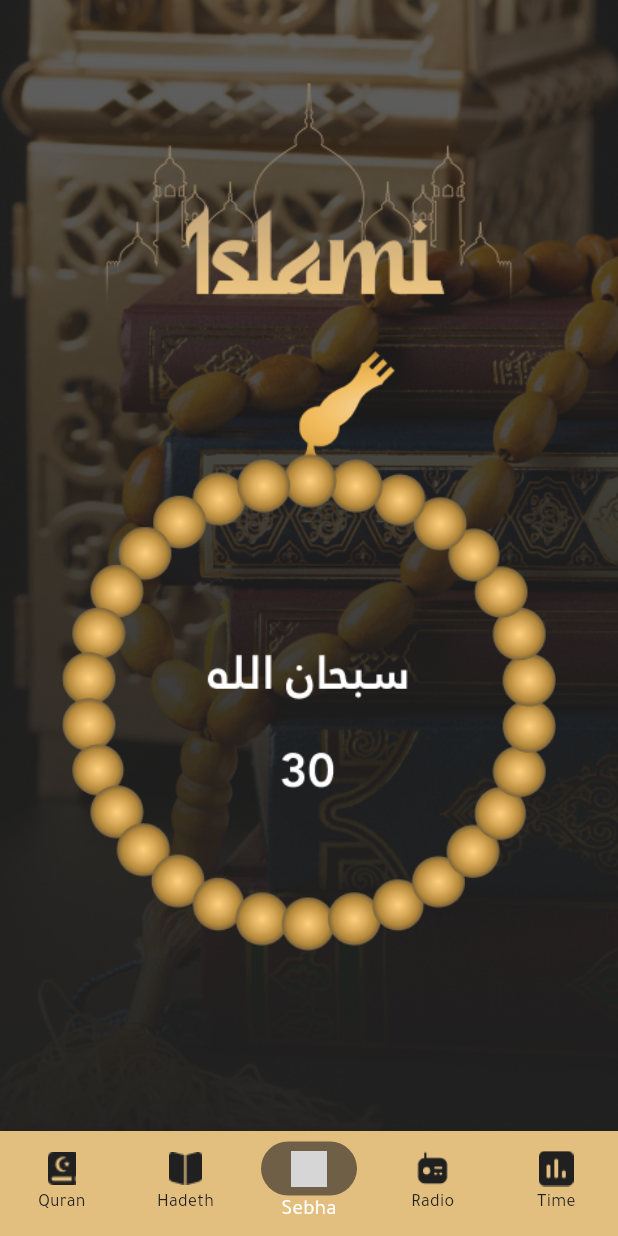
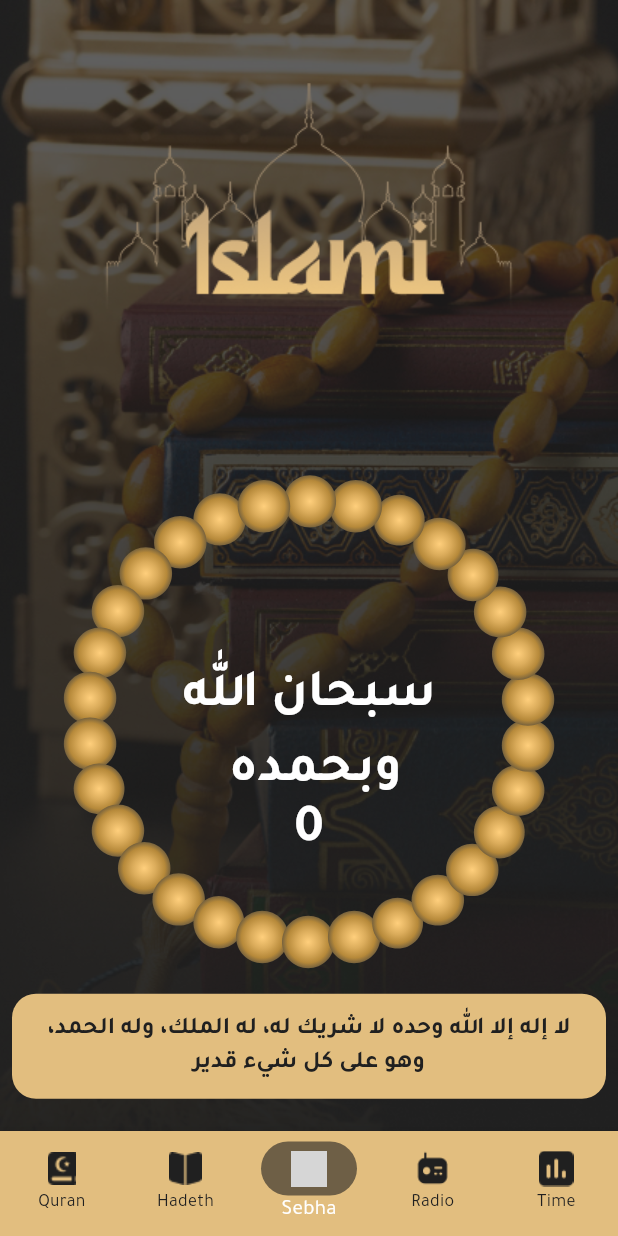
Before and after one commit to Moamen0/islami_app, a Flutter app: the Homescreen screen opened by its route, item 3 of the bottom bar chosen, on a phone screen of 412 x 824 dp. Run offline on Flutter 3.47's test engine with Material 3 defaults, Android fonts, the light colour scheme and no system bars; our stand-ins replace carousel_slider, flutter_svg, shared_preferences, smooth_page_indicator; accounts and stored records are empty; project files that could hold a hidden picture were left out; grey boxes are pictures that could not be loaded.

Commit message:
Finised Sebha Tab

```diff
--- a/lib/ui/Sebha/SebhaScreen.dart
+++ b/lib/ui/Sebha/SebhaScreen.dart
@@ -1,22 +1,138 @@
 import 'package:flutter/material.dart';
+import 'package:flutter_svg/svg.dart';
+import 'package:islami_app/utils/app_color.dart';
 import 'package:islami_app/utils/app_image.dart';
+import 'package:islami_app/utils/app_style.dart';
 
-class buildSebhaScreen extends StatelessWidget {
-  const buildSebhaScreen({super.key});
+class buildSebhaScreen extends StatefulWidget {
+  buildSebhaScreen({super.key});
+
+  @override
+  State<buildSebhaScreen> createState() => _buildSebhaScreenState();
+}
+
+class _buildSebhaScreenState extends State<buildSebhaScreen>
+    with SingleTickerProviderStateMixin {
+  List<String> azkar = [
+    "سبحان الله\n وبحمده",
+    "الحمدلله",
+    "لا اله الا الله",
+    "الله اكبر",
+    "ولا حول ولا قوة \nالا بالله",
+  ];
+
+  int counter = 0;
+  int currentAzkarIndex = 0;
+
+  late AnimationController _rotationController;
+  late Animation<double> _rotationAnimation;
+
+  @override
+  void initState() {
+    super.initState();
+
+    _rotationController = AnimationController(
+      duration: Duration(milliseconds: 500),
+      vsync: this,
+    );
+
+    _rotationAnimation = Tween<double>(
+      begin: 0.0,
+      end: 0.1,
+    ).animate(CurvedAnimation(
+      parent: _rotationController,
+      curve: Curves.easeOutBack,
+    ));
+  }
+
+  @override
+  void dispose() {
+    _rotationController.dispose();
+    super.dispose();
+  }
+
+  void onSebhaTap() {
+    setState(() {
+      counter++;
+
+      if (counter == 33) {
+        counter = 0;
+        currentAzkarIndex++;
+
+        if (currentAzkarIndex >= azkar.length) {
+          currentAzkarIndex = 0;
+        }
+      }
+    });
+
+    _rotationController.forward().then((_) {
+      _rotationController.reset();
+    });
+  }
 
   @override
   Widget build(BuildContext context) {
+    var height = MediaQuery.of(context).size.height;
+    var width = MediaQuery.of(context).size.width;
+
     return Padding(
       padding: const EdgeInsets.all(8.0),
+      child: InkWell(
+        splashColor: Colors.transparent,
+        highlightColor: Colors.transparent,
+        onTap: onSebhaTap,
         child: Container(
           child: Column(
+            crossAxisAlignment: CrossAxisAlignment.stretch,
             children: [
-            Image.asset(
+              SizedBox(height: height * 0.10),
+              Stack(
+                alignment: Alignment.center,
+                children: [
+                  AnimatedBuilder(
+                    animation: _rotationAnimation,
+                    builder: (context, child) {
+                      return Transform.rotate(
+                        angle: _rotationAnimation.value * 2 * 3.14159,
+                        child: SvgPicture.asset(
                           AppImage.sebhalogo,
-              width: 400,
-              height: 400,
+                          height: height * 0.40,
+                        ),
+                      );
+                    },
+                  ),
+                  Positioned(
+                    top: height * 0.15,
+                    child: Text(
+                      azkar[currentAzkarIndex],
+                      style: AppStyle.bold35White,
+                      textAlign: TextAlign.center,
+                    ),
+                  ),
+                  Positioned(
+                    bottom: height * 0.08,
+                    child: Text(
+                      "$counter",
+                      style: AppStyle.bold35White,
+                      textAlign: TextAlign.center,
+                    ),
                   ),
                 ],
+              ),
+              Container(
+                margin: EdgeInsets.only(top: height * 0.02),
+                padding: EdgeInsets.all(12),
+                decoration: BoxDecoration(
+                    color: AppColor.primaryColor,
+                    borderRadius: BorderRadius.circular(16)),
+                child: Text(
+                  textAlign: TextAlign.center,
+                  "لا إله إلا الله وحده لا شريك له، له الملك، وله الحمد، وهو على كل شيء قدير",
+                  style: AppStyle.bold16Black,
+                ),
+              )
+            ],
+          ),
         ),
       ),
     );
--- a/lib/utils/app_image.dart
+++ b/lib/utils/app_image.dart
@@ -10,7 +10,7 @@ class AppImage {
   static const String timebg = 'assets/images/timebg.png';
   static const String quranbg = 'assets/images/Background1.png';
   static const String logo = 'assets/images/toplogo.png';
-  static const String sebhalogo = 'assets/images/sebhalogo.png';
+  static const String sebhalogo = 'assets/images/sebha.svg';
   static const String mostRecentlycard = 'assets/images/mostimage.png';
   static const String suraicon = 'assets/images/suraicon.png';
   static const String surabg = 'assets/images/surabg.png';
--- a/lib/utils/app_style.dart
+++ b/lib/utils/app_style.dart
@@ -22,6 +22,11 @@ class AppStyle {
       fontSize: 24,
       fontWeight: FontWeight.bold,
       fontFamily: "Tajawal");
+  static const TextStyle bold35White = TextStyle(
+      color: AppColor.whiteColor,
+      fontSize: 35,
+      fontWeight: FontWeight.bold,
+      fontFamily: "Tajawal");
   static const TextStyle bold20Primary = TextStyle(
       color: AppColor.primaryColor,
       fontSize: 20,
```
Lines whose indentation alone changed are shown as unchanged.
